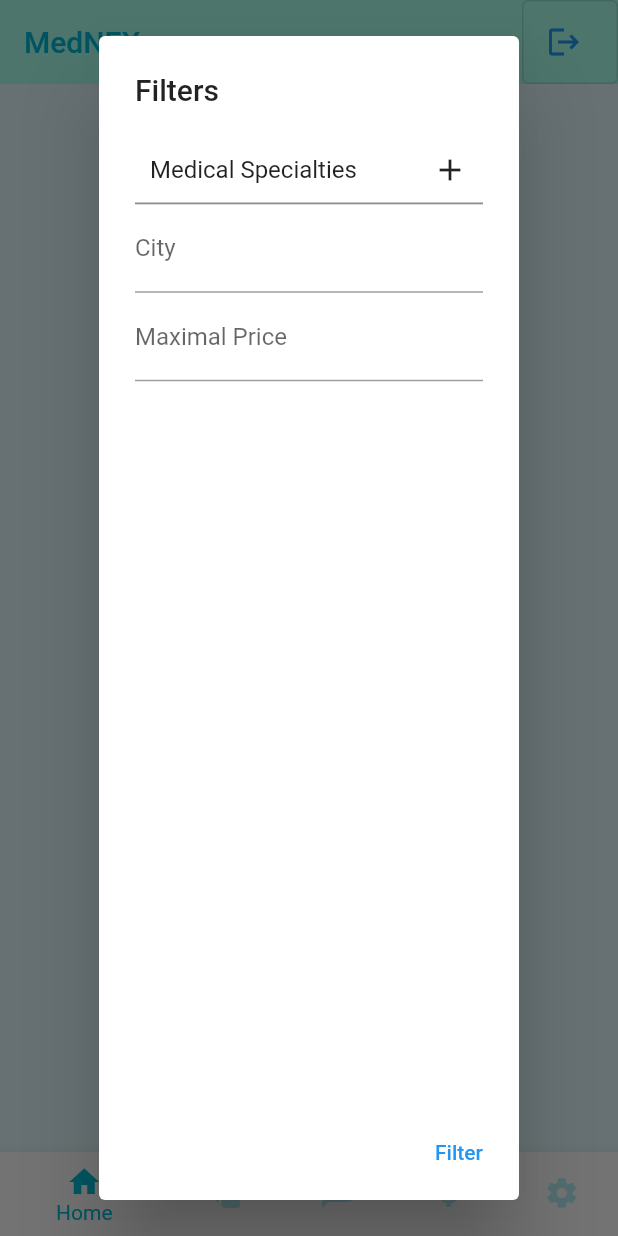
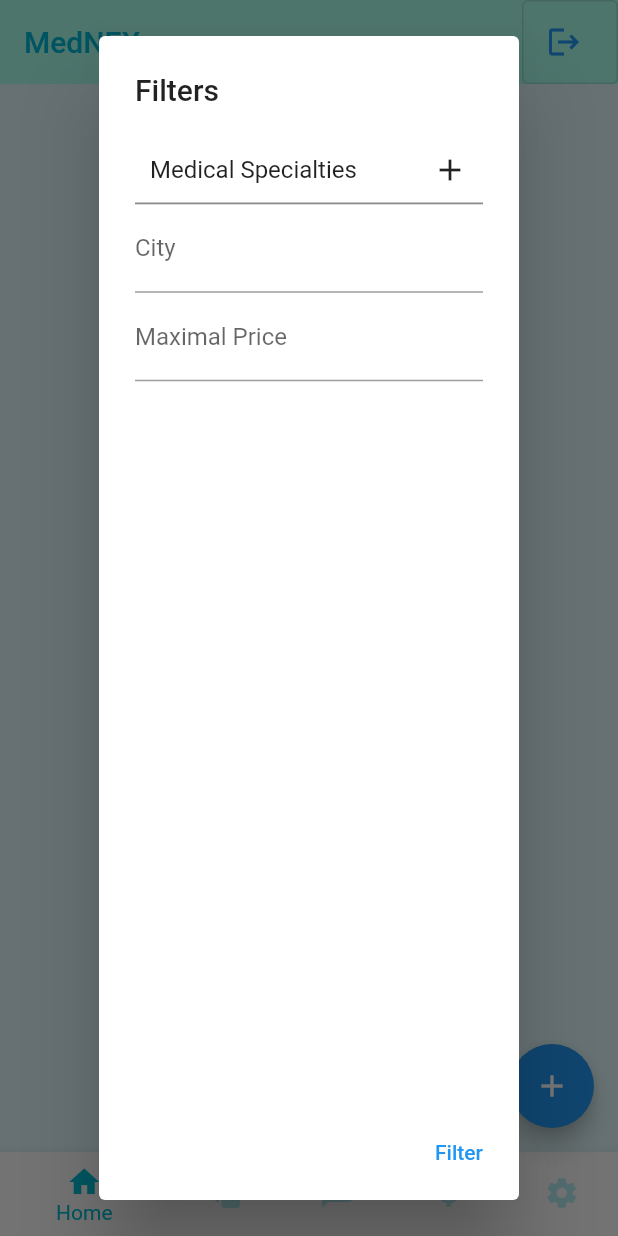
Before and after one commit to DaniRogachev/MedNEX, a Flutter app: the screen it shows once a user with an empty profile is signed in, after a tap on "Filter", on a phone screen of 412 x 824 dp. Run offline on Flutter 3.47's test engine with Material 2 defaults, Android fonts, the phone set to English and light mode, and no system bars; drawn by our look-alikes of multi_select_flutter; our stand-ins replace cloud_firestore, firebase_auth, firebase_core; missing offline and left inert: dropdown_plus; accounts and stored records are empty.

Commit message:
Requests listing on users profile

```diff
--- a/med_nex/lib/Screens/Authenticate/authenticate.dart
+++ b/med_nex/lib/Screens/Authenticate/authenticate.dart
@@ -31,17 +31,11 @@ class _AuthenticateState extends State<Authenticate> {
   @override
   Widget build(BuildContext context) {
     if(start){
-      return Container(
-        child: Start(toggleToRegister: toggleToRegister, toggleToSignIn: toggleToSignIn,),
-      );
+      return Start(toggleToRegister: toggleToRegister, toggleToSignIn: toggleToSignIn,);
     }
     if(showRegister){
-      return Container(
-        child: Register(toggleToSignIn: toggleToSignIn,),
-      );
+      return Register(toggleToSignIn: toggleToSignIn,);
     }
-    return Container(
-      child: SignIn(toggleToRegister: toggleToRegister,),
-    );
+    return SignIn(toggleToRegister: toggleToRegister,);
   }
 }
--- a/med_nex/lib/Screens/Authenticate/start.dart
+++ b/med_nex/lib/Screens/Authenticate/start.dart
@@ -22,17 +22,17 @@ class Start extends StatelessWidget {
             children: <Widget>[
               ElevatedButton(
                   onPressed: (){
-                    this.toggleToRegister();
+                    toggleToRegister();
                   },
-                  child: Text(
+                  child: const Text(
                       "Register"
                   )
               ),
               ElevatedButton(
                   onPressed: (){
-                    this.toggleToSignIn();
+                    toggleToSignIn();
                   },
-                  child: Text(
+                  child: const Text(
                       "Sign in"
                   )
               ),
--- a/med_nex/lib/Screens/Home/doctor_home.dart
+++ b/med_nex/lib/Screens/Home/doctor_home.dart
@@ -29,6 +29,7 @@ class _DoctorHomeState extends State<DoctorHome> {
   }
 
 
+  @override
   Widget build(BuildContext context) {
     List<Widget> options = <Widget>[
       Container(
@@ -56,7 +57,7 @@ class _DoctorHomeState extends State<DoctorHome> {
             actions: <Widget>[
               OutlinedButton.icon(onPressed: () async{
                 await _auth.signOut();
-              }, icon: Icon(Icons.logout), label: Text(''))
+              }, icon: const Icon(Icons.logout), label: const Text(''))
             ]
         ),
         body: SingleChildScrollView(
--- a/med_nex/lib/Screens/Home/home.dart
+++ b/med_nex/lib/Screens/Home/home.dart
@@ -2,6 +2,7 @@ import 'package:flutter/cupertino.dart';
 import 'package:flutter/material.dart';
 import 'package:med_nex/Models/medical_specialty.dart';
 import 'package:med_nex/Models/user.dart';
+import 'package:med_nex/Screens/Home/patient_request.dart';
 import 'package:med_nex/Services/auth.dart';
 import 'package:med_nex/Services/database.dart';
 import 'package:provider/provider.dart';
@@ -168,7 +169,13 @@ class _HomeState extends State<Home> {
           ],
         ),
       ),
-      const Text("My Requests"),
+      StreamProvider<QuerySnapshot?>.value(
+      value: DatabaseService().allRequests,
+      initialData: null,
+      child: SingleChildScrollView(
+          child: PatientRequests(currUser: widget.currUser,)
+        )
+      ),
       const Text("Chats"),
       Deposit(currUser: widget.currUser),
       const Text("Settings")
@@ -194,6 +201,10 @@ class _HomeState extends State<Home> {
             ]
         ),
         body: options.elementAt(selectedIndex),
+          floatingActionButton: FloatingActionButton(
+            onPressed: () {  },
+            child: const Icon(Icons.add),
+          ),
         bottomNavigationBar: BottomNavigationBar(
           items: const <BottomNavigationBarItem>[
             BottomNavigationBarItem(
--- a/med_nex/lib/Services/database.dart
+++ b/med_nex/lib/Services/database.dart
@@ -53,6 +53,11 @@ class DatabaseService{
         .catchError((error) => print("Failed to accept request: $error"));
   }
 
+  Future cancelRequest(String uid){
+    return requests.doc(uid).update({'status':'cancelled'}).then((value) => print("Request cancelled"))
+        .catchError((error) => print("Failed to cancel request: $error"));
+  }
+
   Future updateBalance(String uid, int deposit){
     return users.doc(uid).update({'balance':FieldValue.increment(deposit)}).then((value) => print("Balance Updated"))
         .catchError((error) => print("Failed to update balance: $error"));
```
Also changed, not shown: med_nex/lib/Screens/Home/patient_request.dart (added, +40 -0 lines), med_nex/lib/Screens/Home/patient_request_field.dart (added, +32 -0 lines).
